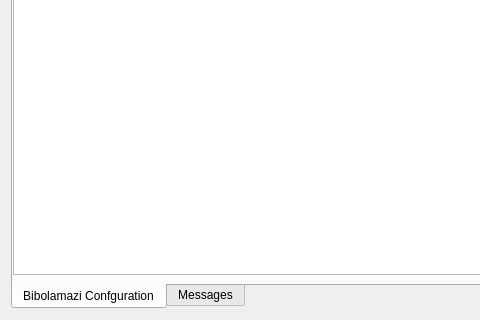
Before: the Qt Designer form gui/openbibfile.ui in phfaist/bibolamazi, drawn with Qt 5; both pictures show x 0 to 480 and y 235 to 555 of the 804 by 555 pixel window.
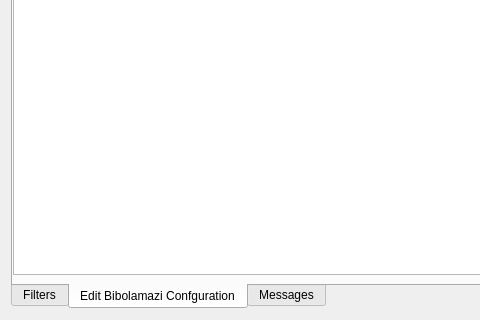
After: the same form once the commit is applied. The open tabs and pages were chosen to show the change. Icons and pictures are not drawn.

What changed in the file:
```diff
--- a/gui/openbibfile.ui
+++ b/gui/openbibfile.ui
@@ -32,9 +32,14 @@
      <property name="currentIndex">
       <number>0</number>
      </property>
+     <widget class="QWidget" name="pageInfo">
+      <attribute name="title">
+       <string>Filters</string>
+      </attribute>
+     </widget>
      <widget class="QWidget" name="pageConfig">
       <attribute name="title">
-       <string>Bibolamazi Confguration</string>
+       <string>Edit Bibolamazi Confguration</string>
       </attribute>
       <layout class="QVBoxLayout" name="verticalLayout_2">
        <property name="leftMargin">
```
Left out of the diff: 8 changed lines with no effect on the pictures.
